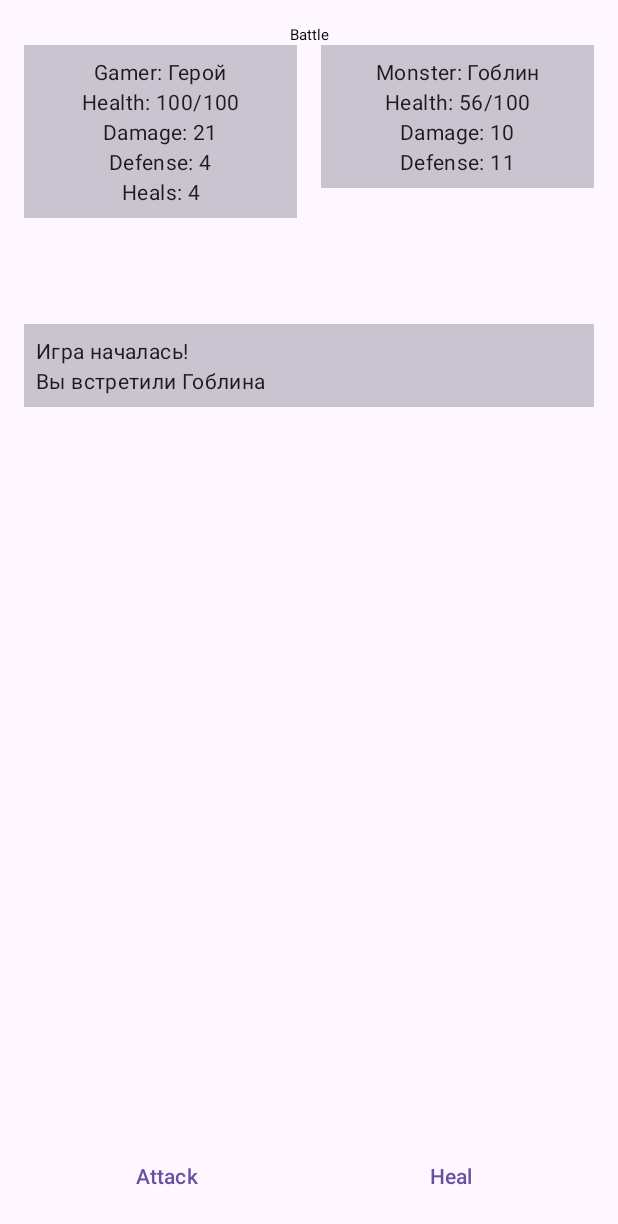
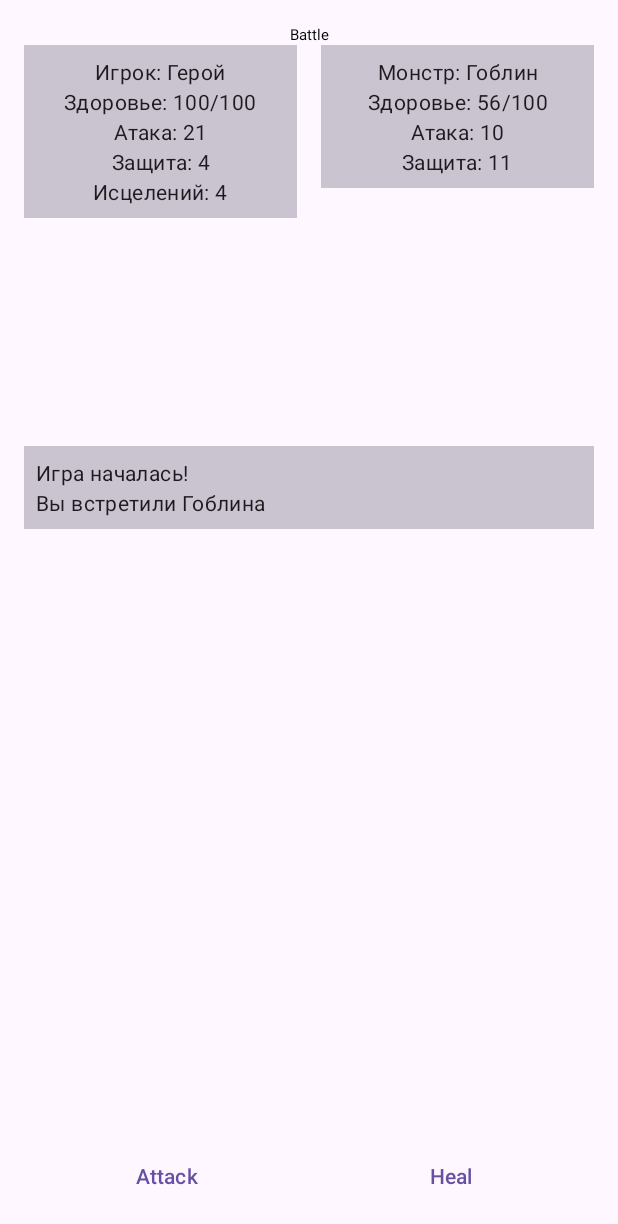
Before and after one commit to 5centsight/headsxhandstask, an Android app: the GameActivity screen opened directly, with no data from a screen before it, on a phone screen of 412 x 824 dp. Shown: the top 1224 px of the screen. Run offline under Robolectric (Android 15) with nearby library versions, the phone set to English and light mode, and no system bars.

Commit message:
Moved Player/Monster Stats' variables from Activity to GameState

```diff
--- a/app/src/main/java/com/pets/testtask/GameActivity.kt
+++ b/app/src/main/java/com/pets/testtask/GameActivity.kt
@@ -1,6 +1,5 @@
 package com.pets.testtask
 
-import android.annotation.SuppressLint
 import android.os.Bundle
 import android.widget.Button
 import android.widget.ScrollView
@@ -18,7 +17,7 @@ import kotlinx.coroutines.launch
 
 class GameActivity : AppCompatActivity() {
 
-    private val viewModel: GameViewModel by viewModels()
+    private val gameViewModel: GameViewModel by viewModels()
     private lateinit var logTextView: TextView
     private lateinit var playerStatsTextView: TextView
     private lateinit var monsterStatsTextView: TextView
@@ -40,7 +39,7 @@ class GameActivity : AppCompatActivity() {
     private fun setupObservers() {
         lifecycleScope.launch {
             repeatOnLifecycle(Lifecycle.State.STARTED) {
-                viewModel.gameState.collect { state ->
+                gameViewModel.gameState.collect { state ->
                     updateUI(state)
                 }
             }
@@ -55,12 +54,12 @@ class GameActivity : AppCompatActivity() {
         attackButton = findViewById(R.id.attackButton)
         healButton = findViewById(R.id.healButton)
 
-        attackButton.setOnClickListener { viewModel.performAttack() }
-        healButton.setOnClickListener { viewModel.performHeal() }
+        attackButton.setOnClickListener { gameViewModel.performAttack() }
+        healButton.setOnClickListener { gameViewModel.performHeal() }
     }
 
     private fun startNewGame() {
-        viewModel.setupSession()
+        gameViewModel.setupSession()
     }
 
     private fun showGameOverDialog() {
@@ -83,29 +82,10 @@ class GameActivity : AppCompatActivity() {
             .show()
     }
 
-    @SuppressLint("SetTextI18n")
     private fun updateUI(state: GameState) {
 
-        state.player.let { player ->
-            playerStatsTextView.text = """
-                ${getString(R.string.player)}: ${player.name}
-                ${getString(R.string.health)}: ${player.health}/${player.maxHealth}
-                ${getString(R.string.damage)}: ${player.attack}
-                ${getString(R.string.defense)}: ${player.defense}
-                ${getString(R.string.heals_count)}: ${player.healCount}
-            """.trimIndent()
-        }
-
-        state.currentMonster?.let { monster ->
-            monsterStatsTextView.text = """
-                ${getString(R.string.monster)}: ${monster.name}
-                ${getString(R.string.health)}: ${monster.health}/${monster.maxHealth}
-                ${getString(R.string.damage)}: ${monster.attack}
-                ${getString(R.string.defense)}: ${monster.defense}
-            """.trimIndent()
-        } ?: run {
-            monsterStatsTextView.text = getString(R.string.monsters_defeated)
-        }
+        playerStatsTextView.text = state.playerStats
+        monsterStatsTextView.text = state.monsterStats
 
         logTextView.text = state.gameLog.joinToString("\n")
 
--- a/app/src/main/java/com/pets/testtask/state/GameState.kt
+++ b/app/src/main/java/com/pets/testtask/state/GameState.kt
@@ -12,4 +12,23 @@ data class GameState(
     val gameLog: List<String> = emptyList(),
     val isGameOver: Boolean = false,
     val isVictory: Boolean = false
-)
+) {
+    val playerStats: String
+        get() = """
+            Игрок: ${player.name}
+            Здоровье: ${player.health}/${player.maxHealth}
+            Атака: ${player.attack}
+            Защита: ${player.defense}
+            Исцелений: ${player.healCount}
+        """.trimIndent()
+
+    val monsterStats: String
+        get() = currentMonster?.let { monster ->
+            """
+                Монстр: ${monster.name}
+                Здоровье: ${monster.health}/${monster.maxHealth}
+                Атака: ${monster.attack}
+                Защита: ${monster.defense}
+            """.trimIndent()
+        } ?: "Все монстры побеждены!"
+}
```
